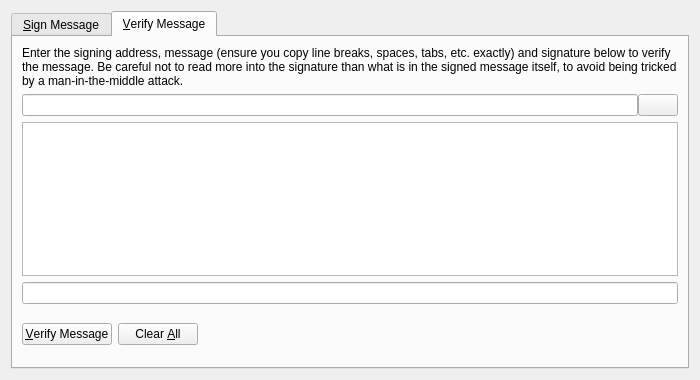
This is src/qt/forms/signverifymessagedialog.ui in ulandort/WOKEcash as Qt 5 draws it before an edit. The edited form follows.
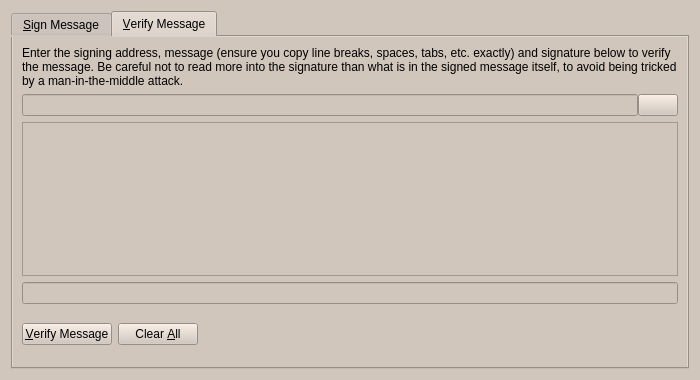
This is the edited form. The open tabs and pages were chosen to show the change. Icons and pictures are not drawn. Custom widgets are drawn as their Qt base class.

Patch:
```diff
--- a/src/qt/forms/signverifymessagedialog.ui
+++ b/src/qt/forms/signverifymessagedialog.ui
@@ -14,7 +14,8 @@
    <string>Signatures - Sign / Verify a Message</string>
   </property>
   <property name="styleSheet">
-   <string notr="true">color: rgb(0, 0, 0)
+   <string notr="true">color: rgb(0, 0, 0);
+background: rgb(209, 198, 188);
 </string>
   </property>
   <property name="modal">
@@ -314,6 +315,9 @@
            <property name="toolTip">
             <string>Reset all verify message fields</string>
            </property>
+           <property name="styleSheet">
+            <string notr="true">background: rgb(209, 198, 188)</string>
+           </property>
            <property name="text">
             <string>Clear &amp;All</string>
            </property>
```
Left out of the diff: 2 changed lines with no effect on the pictures.
